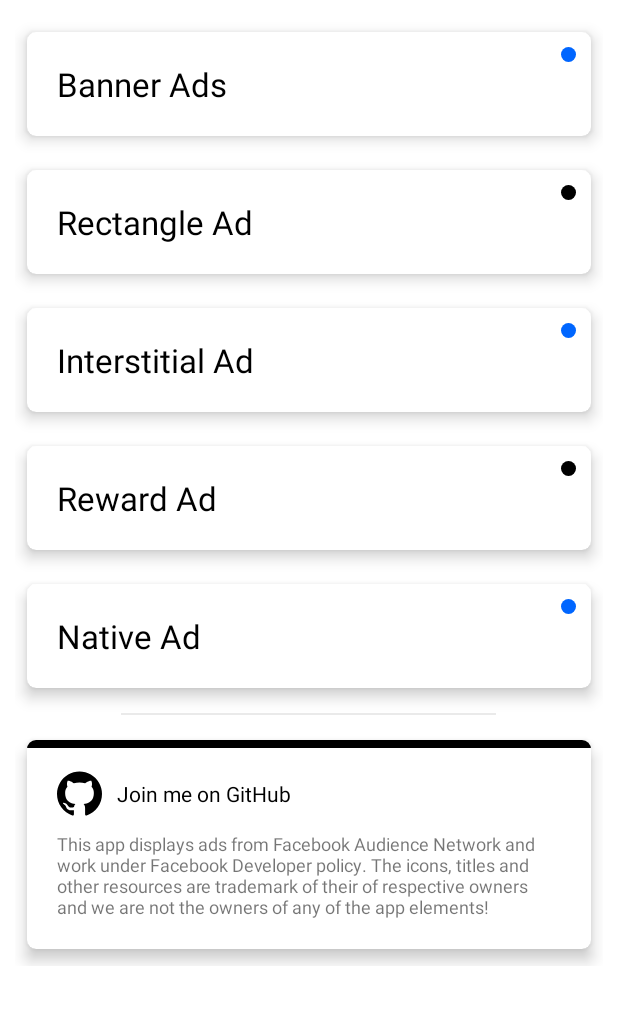
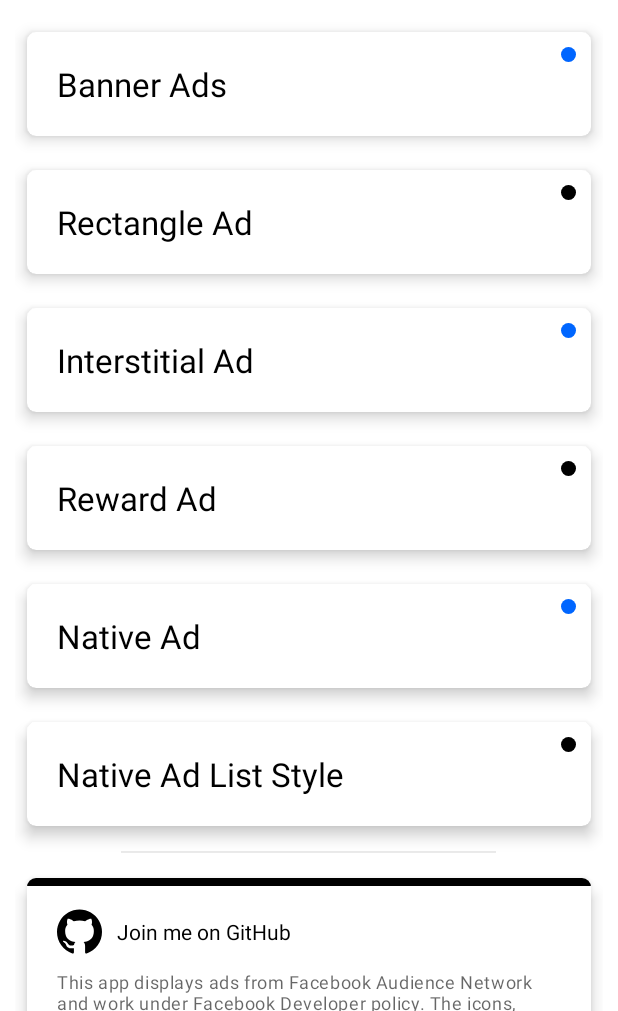
Before and after one commit to SabithPkcMnr/FacebookAds, an Android app: the screen it shows after launch (ActivityHome), on a phone screen of 412 x 824 dp, the part 225-1236 px from its top. Run offline under Robolectric (Android 15) with nearby library versions, the phone set to English and light mode, and no system bars; libraries missing offline, so code that uses them is left out: com.facebook.ads; 1 statement that could not run was skipped.

Commit message:
Added Native list type ad.

```diff
--- a/app/build.gradle
+++ b/app/build.gradle
@@ -22,7 +22,7 @@ dependencies {
     implementation fileTree(dir: 'libs', include: ['*.jar'])
     implementation 'com.google.android.material:material:1.3.0'
 
-    implementation 'com.facebook.android:audience-network-sdk:6.2.0'
+    implementation 'com.facebook.android:audience-network-sdk:6.3.0'
 
     testImplementation 'junit:junit:4.13.2'
     androidTestImplementation 'androidx.test:runner:1.3.0'
--- a/app/src/main/AndroidManifest.xml
+++ b/app/src/main/AndroidManifest.xml
@@ -49,6 +49,10 @@
             android:name=".Ad_Native"
             android:label="Native Ad" />
 
+        <activity
+            android:name=".Ad_Native_List"
+            android:label="Native Ad List Style" />
+
     </application>
 
 </manifest>
--- a/app/src/main/java/com/sabithpkcmnr/facebookads/ActivityBase.java
+++ b/app/src/main/java/com/sabithpkcmnr/facebookads/ActivityBase.java
@@ -17,6 +17,5 @@ public class ActivityBase extends Application {
             AdSettings.setTestMode(true);
         }
 
-
     }
 }
--- a/app/src/main/java/com/sabithpkcmnr/facebookads/ActivityHome.java
+++ b/app/src/main/java/com/sabithpkcmnr/facebookads/ActivityHome.java
@@ -14,7 +14,7 @@ import com.google.android.material.card.MaterialCardView;
 public class ActivityHome extends AppCompatActivity {
 
     Button btGitHub;
-    MaterialCardView cdBanner, cdInterstitial, cdRectangle, cdReward, cdNative, cdGitHub;
+    MaterialCardView cdBanner, cdInterstitial, cdRectangle, cdReward, cdNative, cdNativeList, cdGitHub;
 
     @Override
     protected void onCreate(Bundle savedInstanceState) {
@@ -26,6 +26,7 @@ public class ActivityHome extends AppCompatActivity {
         cdInterstitial = findViewById(R.id.cdInterstitial);
         cdReward = findViewById(R.id.cdReward);
         cdNative = findViewById(R.id.cdNative);
+        cdNativeList = findViewById(R.id.cdNativeList);
         btGitHub = findViewById(R.id.btGitHub);
         cdGitHub = findViewById(R.id.cdGitHub);
 
@@ -64,6 +65,13 @@ public class ActivityHome extends AppCompatActivity {
             }
         });
 
+        cdNativeList.setOnClickListener(new View.OnClickListener() {
+            @Override
+            public void onClick(View v) {
+                startActivity(new Intent(ActivityHome.this, Ad_Native_List.class));
+            }
+        });
+
         btGitHub.setOnClickListener(new View.OnClickListener() {
             @Override
             public void onClick(View v) {
--- a/app/src/main/java/com/sabithpkcmnr/facebookads/Ad_Native.java
+++ b/app/src/main/java/com/sabithpkcmnr/facebookads/Ad_Native.java
@@ -103,6 +103,7 @@ public class Ad_Native extends AppCompatActivity {
         List<View> clickableViews = new ArrayList<>();
         clickableViews.add(nativeAdTitle);
         clickableViews.add(nativeAdCallToAction);
+        clickableViews.add(nativeAdIcon);
 
         nativeAd.registerViewForInteraction(
                 adView, nativeAdMedia, nativeAdIcon, clickableViews);
--- a/app/src/main/res/layout/activity_home.xml
+++ b/app/src/main/res/layout/activity_home.xml
@@ -213,6 +213,39 @@
 
             </com.google.android.material.card.MaterialCardView>
 
+            <com.google.android.material.card.MaterialCardView
+                android:id="@+id/cdNativeList"
+                android:layout_width="match_parent"
+                android:layout_height="wrap_content"
+                app:cardBackgroundColor="@android:color/white"
+                app:cardCornerRadius="6dp"
+                app:cardElevation="6dp"
+                app:cardUseCompatPadding="true">
+
+                <LinearLayout
+                    android:layout_width="match_parent"
+                    android:layout_height="wrap_content">
+
+                    <TextView
+                        android:layout_width="0dp"
+                        android:layout_height="wrap_content"
+                        android:layout_margin="20dp"
+                        android:layout_weight="1"
+                        android:text="Native Ad List Style"
+                        android:textColor="@android:color/black"
+                        android:textSize="22sp" />
+
+                    <View
+                        android:layout_width="10dp"
+                        android:layout_height="10dp"
+                        android:layout_marginTop="10dp"
+                        android:layout_marginEnd="10dp"
+                        android:background="@drawable/ellipse_card_corner_dark" />
+
+                </LinearLayout>
+
+            </com.google.android.material.card.MaterialCardView>
+
             <View
                 android:layout_width="250dp"
                 android:layout_height="1dp"
@@ -274,17 +307,16 @@
                             android:text="Join Now"
                             android:textStyle="bold" />
 
-
                     </LinearLayout>
 
                     <TextView
+                        style="@style/TextAppearance.MaterialComponents.Caption"
                         android:layout_width="match_parent"
                         android:layout_height="wrap_content"
                         android:layout_marginStart="20dp"
                         android:layout_marginEnd="20dp"
                         android:layout_marginBottom="20dp"
-                        android:text="@string/privacy_policy"
-                        android:textSize="12sp" />
+                        android:text="@string/privacy_policy" />
 
                 </LinearLayout>
 
--- a/build.gradle
+++ b/build.gradle
@@ -5,7 +5,7 @@ buildscript {
 
     }
     dependencies {
-        classpath 'com.android.tools.build:gradle:4.1.2'
+        classpath 'com.android.tools.build:gradle:4.1.3'
     }
 }
 
@@ -13,7 +13,6 @@ allprojects {
     repositories {
         google()
         jcenter()
-
     }
 }
 
```
Also changed, not shown: app/src/main/res/layout/activity_ad_native.xml (+4 -3 lines), app/src/main/res/layout/item_native_ad.xml (+3 -4 lines).
